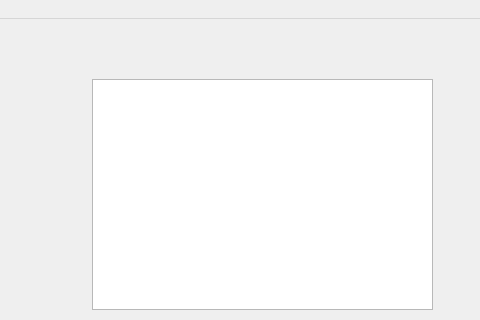
QtHit/test-ajc-2019, file mainwindow.ui: the form before one commit; both pictures show x 138 to 618 and y 0 to 320 of the 800 by 600 pixel window.
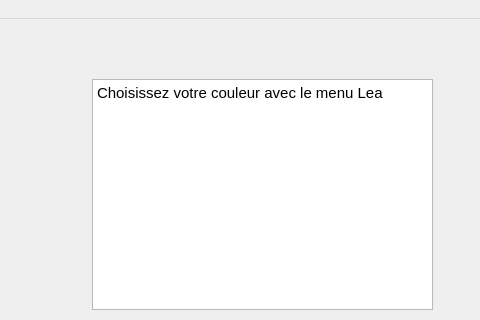
The form after the commit.

Diff of the .ui file:
```diff
--- a/mainwindow.ui
+++ b/mainwindow.ui
@@ -36,6 +36,13 @@
       <height>231</height>
      </rect>
     </property>
+    <property name="html">
+     <string>&lt;!DOCTYPE HTML PUBLIC &quot;-//W3C//DTD HTML 4.0//EN&quot; &quot;http://www.w3.org/TR/REC-html40/strict.dtd&quot;&gt;
+&lt;html&gt;&lt;head&gt;&lt;meta name=&quot;qrichtext&quot; content=&quot;1&quot; /&gt;&lt;style type=&quot;text/css&quot;&gt;
+p, li { white-space: pre-wrap; }
+&lt;/style&gt;&lt;/head&gt;&lt;body style=&quot; font-family:'Ubuntu'; font-size:11pt; font-weight:400; font-style:normal;&quot;&gt;
+&lt;p style=&quot; margin-top:0px; margin-bottom:0px; margin-left:0px; margin-right:0px; -qt-block-indent:0; text-indent:0px;&quot;&gt;Choisissez votre couleur avec le menu Lea&lt;/p&gt;&lt;/body&gt;&lt;/html&gt;</string>
+    </property>
    </widget>
   </widget>
   <widget class="QMenuBar" name="menubar">
```
Left out of the diff: 2 changed lines with no effect on the pictures.
